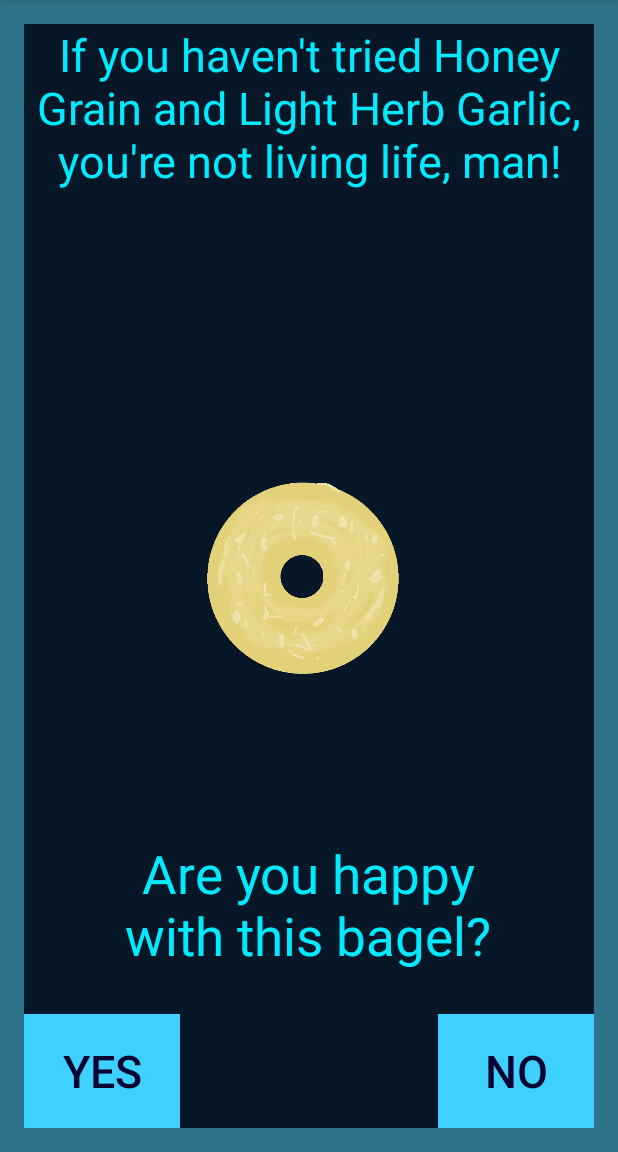
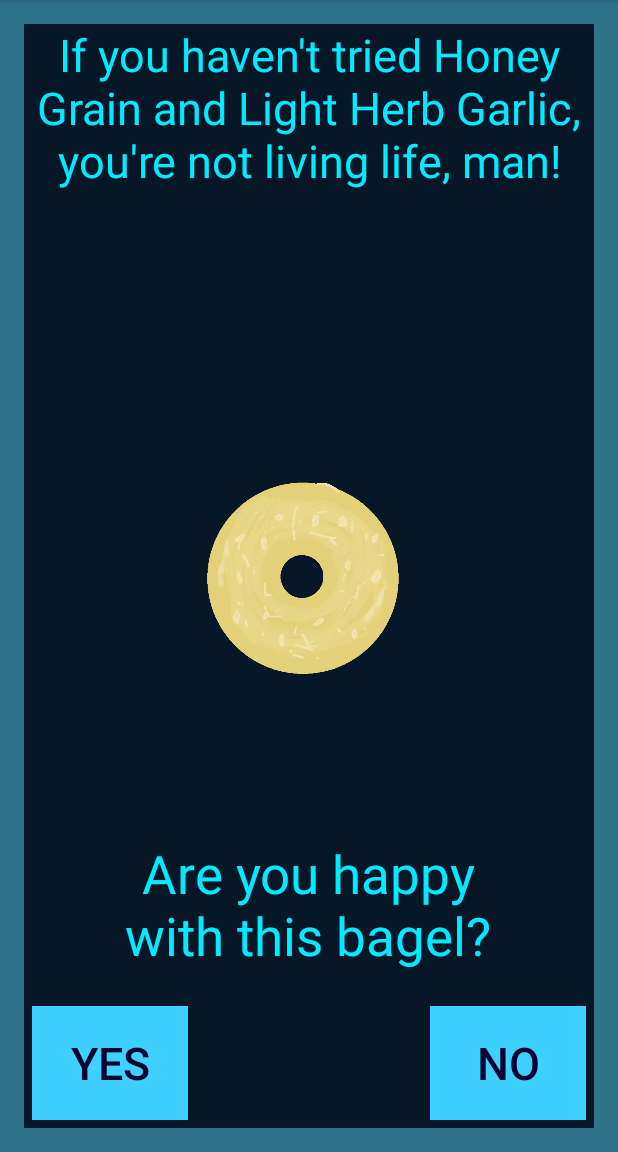
Before and after one commit to invaderlucky/BagelButton, an Android app: the screen it shows after launch (MainActivity), after a tap on "GET A BAGEL!", on a phone screen of 412 x 824 dp, the part 84-1236 px from its top. Run offline under Robolectric (Android 15) with nearby library versions, the phone set to English and light mode, and no system bars.

Commit message:
fixed buttons

```diff
--- a/app/src/main/res/layout/activity_second.xml
+++ b/app/src/main/res/layout/activity_second.xml
@@ -37,7 +37,9 @@
             android:textColor="#ff050331"
             android:textSize="30sp"
             android:elegantTextHeight="false"
-            style="?android:attr/borderlessButtonStyle" />
+            style="?android:attr/borderlessButtonStyle"
+            android:layout_marginBottom="5dp"
+            android:layout_marginLeft="5dp" />
 
         <Button
             android:layout_width="104dp"
@@ -50,7 +52,9 @@
             android:textColor="#ff050331"
             android:textSize="30sp"
             android:elegantTextHeight="false"
-            style="?android:attr/borderlessButtonStyle" />
+            style="?android:attr/borderlessButtonStyle"
+            android:layout_marginBottom="5dp"
+            android:layout_marginRight="5dp" />
 
         <TextView
             android:layout_width="250dp"
```
Also changed, not shown: app/src/main/res/layout/activity_main.xml (+14 -5 lines), app/src/main/res/mipmap-mdpi/iconthing.png (added).
